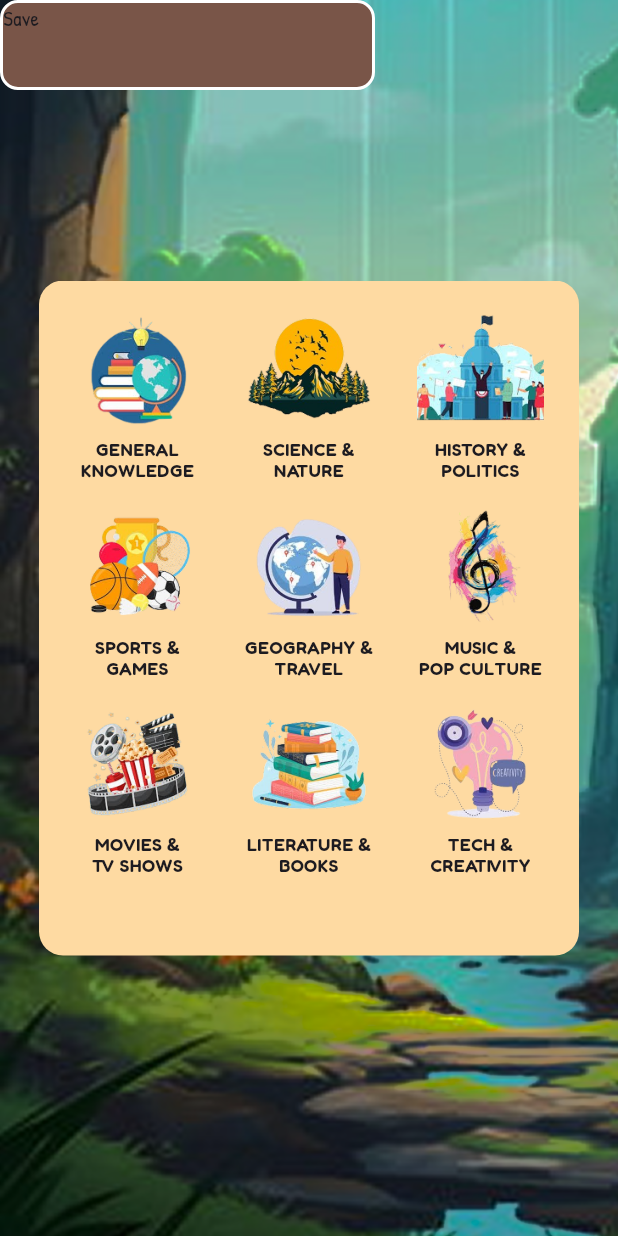
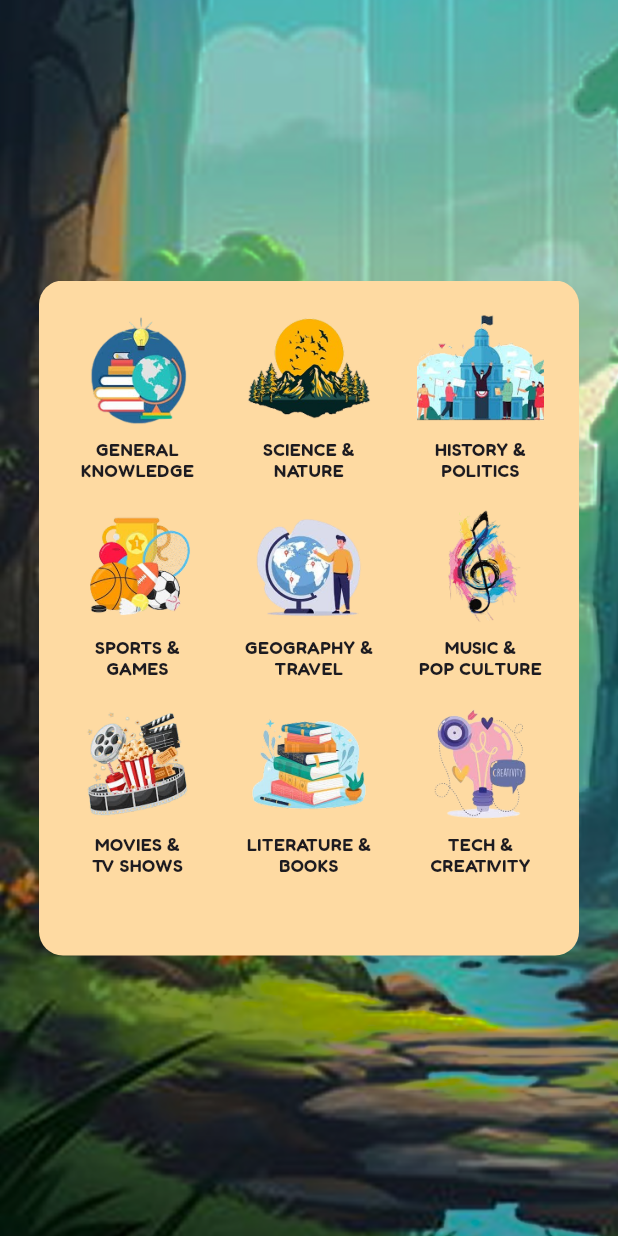
Before and after one commit to Honeypanchal/HangMan, a Flutter app: the CategoriesScreen screen opened directly, on a phone screen of 412 x 824 dp. Run offline on Flutter 3.47's test engine with Material 3 defaults, Android fonts, the phone set to English and light mode, and no system bars; our stand-ins replace audioplayers, date_format, firebase_auth, firebase_core, firebase_database, flutter_spinkit and 5 more; accounts and stored records are empty; project files that could hold a hidden picture were left out.

Commit message:
normal changes

```diff
--- a/lib/screens/CateGoriesScreen.dart
+++ b/lib/screens/CateGoriesScreen.dart
@@ -109,22 +109,6 @@ class _CategoriesScreenState extends State<CategoriesScreen> {
               ),
             ),
           ),
-          GestureDetector(
-            onTap: (){
-              Navigator.push(context, MaterialPageRoute(builder: (context)=>Dashboeard()));
-            },
-            child: Container(
-              height: 60,
-              width: 250,
-              decoration: BoxDecoration(
-                color: Colors.brown,
-                borderRadius: BorderRadius.circular(12),
-                border: Border.all(color: Colors.white,width: 2),
-
-              ),
-
-              child: Text("Save"),),
-          )
 
         ],
       ),
```
